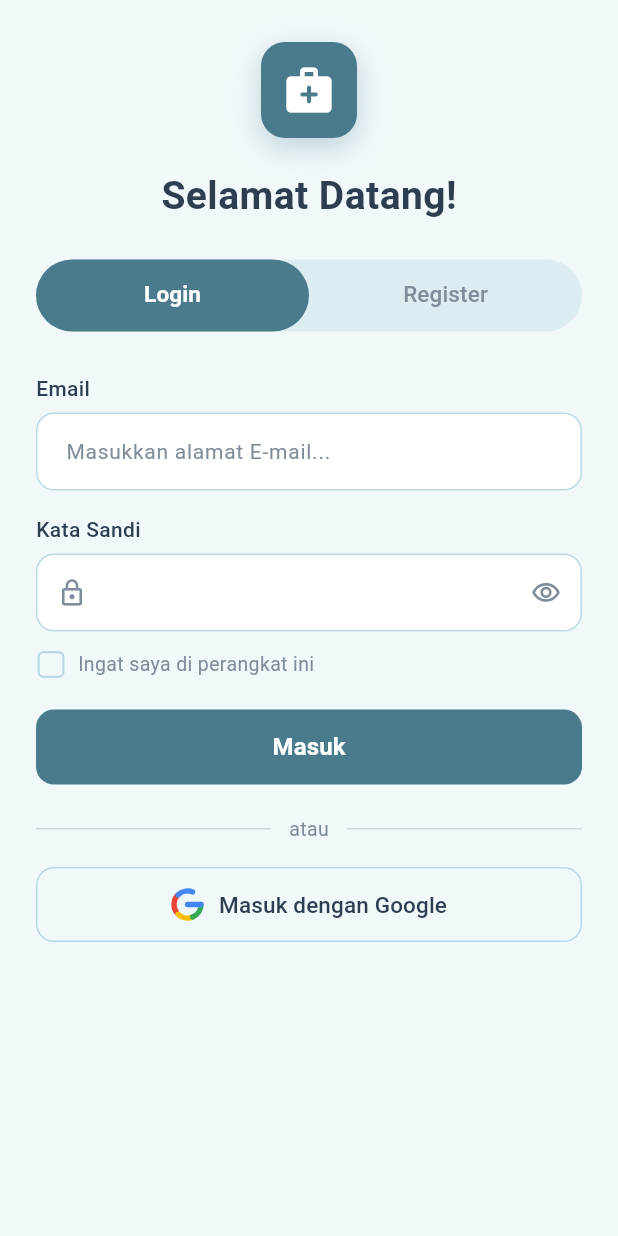
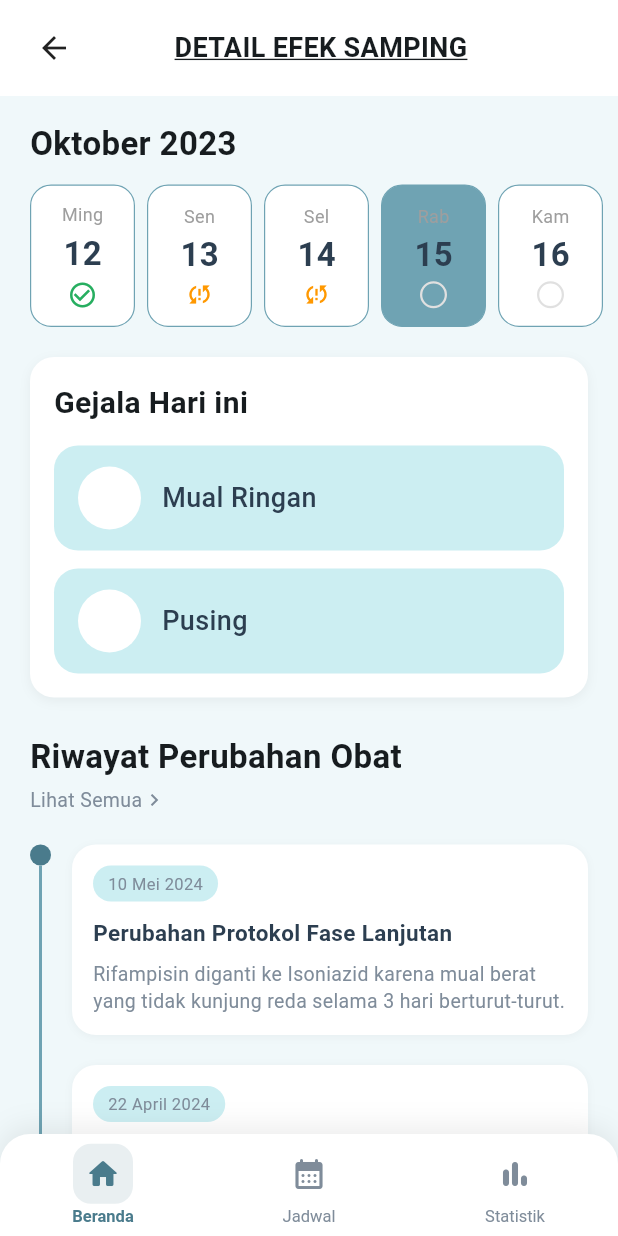
Before and after one commit to May-Sif/Flutter-TBCare, a Flutter app: the screen it shows after launch, on a phone screen of 412 x 824 dp. Run offline on Flutter 3.47's test engine with Material 3 defaults, Android fonts, the phone set to English and light mode, and no system bars; our stand-ins replace google_sign_in, shared_preferences, sqflite; accounts and stored records are empty.

Commit message:
feat: Implement DetailEfekSampingPage and update theme colors

```diff
--- a/lib/main.dart
+++ b/lib/main.dart
@@ -4,6 +4,7 @@ import 'package:flutter/material.dart';
 import 'package:flutter/services.dart';
 import 'package:tbc_app/services/auth_service.dart';
 import 'package:tbc_app/pages/authentication/authentication.dart';
+import 'package:tbc_app/pages/detail_efek_samping.dart';
 import 'theme.dart';
 
 void main() async {
@@ -30,7 +31,8 @@ class MyApp extends StatelessWidget {
       title: 'TBC Care',
       debugShowCheckedModeBanner: false,
       theme: AppTheme.theme,
-      home: const AuthScreen(),
+      // home: const AuthScreen(),
+      home: const DetailEfekSampingPage(),
     );
   }
 }
--- /dev/null
+++ b/lib/pages/detail_efek_samping.dart
@@ -0,0 +1,458 @@
+import 'package:flutter/material.dart';
+import 'package:tbc_app/theme.dart';
+import 'package:tbc_app/widgets/app_bottom_nav.dart';
+
+class DetailEfekSampingPage extends StatefulWidget {
+  final int? userId;
+
+  const DetailEfekSampingPage({super.key, this.userId});
+
+  @override
+  State<DetailEfekSampingPage> createState() => _DetailEfekSampingPageState();
+}
+
+class _DetailEfekSampingPageState extends State<DetailEfekSampingPage> {
+  int _currentIndex = 0;
+
+  @override
+  Widget build(BuildContext context) {
+    return Scaffold(
+      backgroundColor: AppColors.background,
+      body: SafeArea(
+        child: SingleChildScrollView(
+          child: Column(
+            crossAxisAlignment: CrossAxisAlignment.start,
+            children: [
+              // HEADER - DIPERKECIL
+              Container(
+                padding: const EdgeInsets.symmetric(
+                  horizontal: 16,
+                  vertical: 12,
+                ),
+                color: AppColors.surface,
+                child: Row(
+                  children: [
+                    GestureDetector(
+                      onTap: () => Navigator.pop(context),
+                      child: Container(
+                        width: 40,
+                        height: 40,
+                        decoration: BoxDecoration(
+                          color: AppColors.surface,
+                          borderRadius: BorderRadius.circular(20),
+                        ),
+                        child: const Icon(
+                          Icons.arrow_back,
+                          size: 24,
+                          color: Colors.black87,
+                        ),
+                      ),
+                    ),
+                    const SizedBox(width: 16),
+                    const Expanded(
+                      child: Text(
+                        "DETAIL EFEK SAMPING",
+                        textAlign: TextAlign.center,
+                        style: TextStyle(
+                          fontSize: 18,
+                          fontWeight: FontWeight.bold,
+                          decoration: TextDecoration.underline,
+                        ),
+                      ),
+                    ),
+                    const SizedBox(width: 40),
+                  ],
+                ),
+              ),
+              const SizedBox(height: 16),
+
+              // BULAN - DIPERKECIL
+              const Padding(
+                padding: EdgeInsets.symmetric(horizontal: 20),
+                child: Text(
+                  "Oktober 2023",
+                  style: TextStyle(
+                    fontSize: 22,
+                    fontWeight: FontWeight.bold,
+                  ),
+                ),
+              ),
+              const SizedBox(height: 12),
+
+              // DATE LIST - TINGGI DIKURANGI
+              SizedBox(
+                height: 95,
+                child: ListView(
+                  scrollDirection: Axis.horizontal,
+                  padding: const EdgeInsets.symmetric(horizontal: 20),
+                  children: const [
+                    DateCard(
+                      dayName: "Ming",
+                      date: "12",
+                      isChecked: true,
+                    ),
+                    SizedBox(width: 8),
+                    DateCard(
+                      dayName: "Sen",
+                      date: "13",
+                      isWarning: true,
+                    ),
+                    SizedBox(width: 8),
+                    DateCard(
+                      dayName: "Sel",
+                      date: "14",
+                      isWarning: true,
+                    ),
+                    SizedBox(width: 8),
+                    DateCard(
+                      dayName: "Rab",
+                      date: "15",
+                      isSelected: true,
+                    ),
+                    SizedBox(width: 8),
+                    DateCard(
+                      dayName: "Kam",
+                      date: "16",
+                    ),
+                  ],
+                ),
+              ),
+              const SizedBox(height: 20),
+
+              // GEJALA HARI INI - DIPERKECIL
+              Padding(
+                padding: const EdgeInsets.symmetric(horizontal: 20),
+                child: Container(
+                  width: double.infinity,
+                  padding: const EdgeInsets.all(16),
+                  decoration: BoxDecoration(
+                    color: Colors.white,
+                    borderRadius: BorderRadius.circular(16),
+                    boxShadow: [
+                      BoxShadow(
+                        color: Colors.black.withOpacity(0.05),
+                        blurRadius: 6,
+                        offset: const Offset(0, 2),
+                      ),
+                    ],
+                  ),
+                  child: Column(
+                    crossAxisAlignment: CrossAxisAlignment.start,
+                    children: const [
+                      Text(
+                        "Gejala Hari ini",
+                        style: TextStyle(
+                          fontSize: 20,
+                          fontWeight: FontWeight.bold,
+                        ),
+                      ),
+                      SizedBox(height: 14),
+                      SymptomCard(
+                        title: "Mual Ringan",
+                      ),
+                      SizedBox(height: 12),
+                      SymptomCard(
+                        title: "Pusing",
+                      ),
+                    ],
+                  ),
+                ),
+              ),
+              const SizedBox(height: 24),
+
+              // RIWAYAT - DIPERKECIL
+              Padding(
+                padding: const EdgeInsets.symmetric(horizontal: 20),
+                child: Column(
+                  crossAxisAlignment: CrossAxisAlignment.start,
+                  children: [
+                    const Text(
+                      "Riwayat Perubahan Obat",
+                      style: TextStyle(
+                        fontSize: 22,
+                        fontWeight: FontWeight.bold,
+                      ),
+                    ),
+                    const SizedBox(height: 4),
+                    Row(
+                      children: const [
+                        Text(
+                          "Lihat Semua",
+                          style: TextStyle(
+                            color: AppColors.textSecondary,
+                            fontSize: 13,
+                          ),
+                        ),
+                        Icon(
+                          Icons.chevron_right,
+                          size: 16,
+                          color: AppColors.textSecondary,
+                        ),
+                      ],
+                    ),
+                    const SizedBox(height: 20),
+
+                    // TIMELINE
+                    Row(
+                      crossAxisAlignment: CrossAxisAlignment.start,
+                      children: [
+                        Column(
+                          children: [
+                            Container(
+                              width: 14,
+                              height: 14,
+                              decoration: const BoxDecoration(
+                                color: AppColors.primary,
+                                shape: BoxShape.circle,
+                              ),
+                            ),
+                            Container(
+                              width: 2,
+                              height: 220,
+                              color: AppColors.primaryLight,
+                            ),
+                            Container(
+                              width: 14,
+                              height: 14,
+                              decoration: const BoxDecoration(
+                                color: AppColors.surface,
+                                shape: BoxShape.circle,
+                              ),
+                            ),
+                          ],
+                        ),
+                        const SizedBox(width: 14),
+                        Expanded(
+                          child: Column(
+                            children: const [
+                              HistoryCard(
+                                date: "10 Mei 2024",
+                                title: "Perubahan Protokol Fase Lanjutan",
+                                description:
+                                    "Rifampisin diganti ke Isoniazid karena mual berat yang tidak kunjung reda selama 3 hari berturut-turut.",
+                              ),
+                              SizedBox(height: 20),
+                              HistoryCard(
+                                date: "22 April 2024",
+                                title: "Penyesuaian Dosis",
+                                description:
+                                    "Dosis Ethambutol dikurangi 250mg sesuai dengan berat badan pasien yang menurun.",
+                              ),
+                            ],
+                          ),
+                        ),
+                      ],
+                    ),
+                  ],
+                ),
+              ),
+              const SizedBox(height: 30),
+            ],
+          ),
+        ),
+      ),
+      bottomNavigationBar: AppBottomNav(
+        currentIndex: _currentIndex,
+        onTap: (i) => setState(() => _currentIndex = i),
+      ),
+    );
+  }
+}
+
+// DateCard - UKURAN LEBIH KECIL
+class DateCard extends StatelessWidget {
+  final String dayName;
+  final String date;
+  final bool isSelected;
+  final bool isChecked;
+  final bool isWarning;
+
+  const DateCard({
+    super.key,
+    required this.dayName,
+    required this.date,
+    this.isSelected = false,
+    this.isChecked = false,
+    this.isWarning = false,
+  });
+
+  @override
+  Widget build(BuildContext context) {
+    return Container(
+      width: 70,
+      padding: const EdgeInsets.symmetric(vertical: 6),
+      decoration: BoxDecoration(
+        color: isSelected ? AppColors.primaryLight : Colors.white,
+        borderRadius: BorderRadius.circular(14),
+        border: Border.all(
+          color: AppColors.primaryLight,
+          width: 0.8,
+        ),
+      ),
+      child: Column(
+        mainAxisAlignment: MainAxisAlignment.center,
+        children: [
+          Text(
+            dayName,
+            style: const TextStyle(
+              fontSize: 12,
+              color: Colors.grey,
+            ),
+          ),
+          const SizedBox(height: 2),
+          Text(
+            date,
+            style: TextStyle(
+              fontSize: 22,
+              fontWeight: FontWeight.bold,
+              color: isSelected ? AppColors.textPrimary : AppColors.textPrimary,
+            ),
+          ),
+          const SizedBox(height: 2),
+          if (isChecked)
+            const Icon(
+              Icons.check_circle_outline,
+              color: AppColors.success,
+              size: 20,
+            )
+          else if (isWarning)
+            const Icon(
+              Icons.sync_problem,
+              color: Colors.orange,
+              size: 18,
+            )
+          else
+            Container(
+              width: 18,
+              height: 18,
+              decoration: BoxDecoration(
+                shape: BoxShape.circle,
+                border: Border.all(
+                  color: Colors.grey.shade300,
+                  width: 1.5,
+                ),
+              ),
+            ),
+        ],
+      ),
+    );
+  }
+}
+
+// SymptomCard - UKURAN LEBIH KECIL
+class SymptomCard extends StatelessWidget {
+  final String title;
+
+  const SymptomCard({
+    super.key,
+    required this.title,
+  });
+
+  @override
+  Widget build(BuildContext context) {
+    return Container(
+      padding: const EdgeInsets.symmetric(
+        horizontal: 16,
+        vertical: 14,
+      ),
+      decoration: BoxDecoration(
+        color: AppColors.cardProfil, // Menggunakan warna yang sudah ada di AppColors
+        borderRadius: BorderRadius.circular(16),
+      ),
+      child: Row(
+        children: [
+          Container(
+            width: 42,
+            height: 42,
+            decoration: BoxDecoration(
+              color: Colors.white,
+              shape: BoxShape.circle,
+            ),
+          ),
+          const SizedBox(width: 14),
+          Text(
+            title,
+            style: const TextStyle(
+              fontSize: 18,
+              fontWeight: FontWeight.w500,
+              color: AppColors.textPrimary,
+            ),
+          ),
+        ],
+      ),
+    );
+  }
+}
+
+// HistoryCard - UKURAN LEBIH KECIL
+class HistoryCard extends StatelessWidget {
+  final String date;
+  final String title;
+  final String description;
+
+  const HistoryCard({
+    super.key,
+    required this.date,
+    required this.title,
+    required this.description,
+  });
+
+  @override
+  Widget build(BuildContext context) {
+    return Container(
+      width: double.infinity,
+      padding: const EdgeInsets.all(14),
+      decoration: BoxDecoration(
+        color: AppColors.surface,
+        borderRadius: BorderRadius.circular(16),
+        boxShadow: [
+          BoxShadow(
+            color: Colors.black.withOpacity(0.04),
+            blurRadius: 4,
+            offset: const Offset(0, 1),
+          ),
+        ],
+      ),
+      child: Column(
+        crossAxisAlignment: CrossAxisAlignment.start,
+        children: [
+          Container(
+            padding: const EdgeInsets.symmetric(
+              horizontal: 10,
+              vertical: 4,
+            ),
+            decoration: BoxDecoration(
+              color: AppColors.cardProfil,
+              borderRadius: BorderRadius.circular(20),
+            ),
+            child: Text(
+              date,
+              style: const TextStyle(
+                fontSize: 11,
+                color: AppColors.textSecondary,
+              ),
+            ),
+          ),
+          const SizedBox(height: 10),
+          Text(
+            title,
+            style: const TextStyle(
+              fontSize: 15,
+              fontWeight: FontWeight.bold,
+              color: AppColors.textPrimary,
+            ),
+          ),
+          const SizedBox(height: 8),
+          Text(
+            description,
+            style: const TextStyle(
+              fontSize: 13,
+              height: 1.4,
+              color: AppColors.textSecondary,
+            ),
+          ),
+        ],
+      ),
+    );
+  }
+}
--- a/lib/theme.dart
+++ b/lib/theme.dart
@@ -23,6 +23,42 @@ class AppColors {
   static const Color borderPengingat = Color(0xFFC4B5FD);
   static const Color unguPrimary = Color(0xFF8B5CF6);
 
+  // ========== TAMBAHAN UNTUK DetailEfekSampingPage ==========
+
+  // Warna untuk card gejala (warna sekunder light)
+  static const Color secondaryLight = Color(0xFFDDF1F4);
+
+  // Warna warning/perhatian
+  static const Color warningLight = Color(0xFFFFF3CD);
+  static const Color warningDark = Color(0xFFE65100);
+  static const Color warningBorder = Color(0xFFFFE082);
+
+  // Warna timeline dan indikator
+  static const Color timelineDot = Color(0xFF4D7680);
+  static const Color timelineLine = Color(0xFFBFE4EA);
+  static const Color timelineDotInactive = Color(0xFFD9E0EC);
+
+  // Warna untuk card riwayat
+  static const Color historyCardBg = Color(0xFFF3F3F3);
+  static const Color historyDateBg = Color(0xFFD7EEF3);
+
+  // Warna untuk card peringatan
+  static const Color peringatanHeaderBg = Color(0xFFFFF3CD);
+  static const Color peringatanHeaderText = Color(0xFFE65100);
+  static const Color peringatanBadgeBg = Color(0xFFFF8F00);
+  static const Color peringatanButtonBg = Color(0xFFD32F2F);
+  static const Color peringatanDivider = Color(0xFFE0E0E0);
+
+  // Warna untuk card obat
+  static const Color obatCardBg = Color(0xFFDCEEFB);
+  static const Color obatInfoBg = Color(0xFFFFFDE7);
+
+  // Warna untuk greeting card
+  static const Color greetingBg = Color(0xFFEDE7F6);
+
+  // Warna untuk skrining card
+  static const Color skriningHighRiskBg = Color(0xFFD32F2F);
+  static const Color skriningDotColor = Color(0xFFEF9A9A);
 }
 
 class AppTheme {
```
